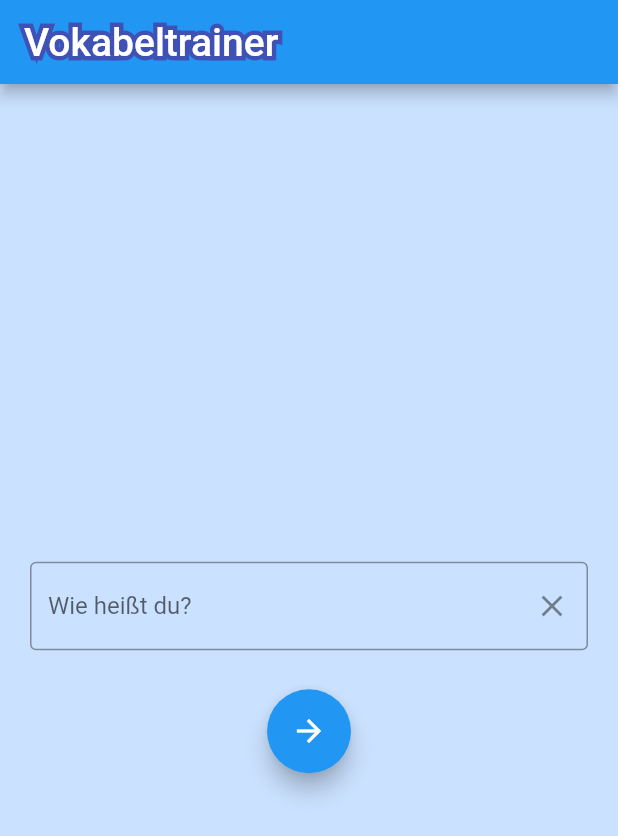
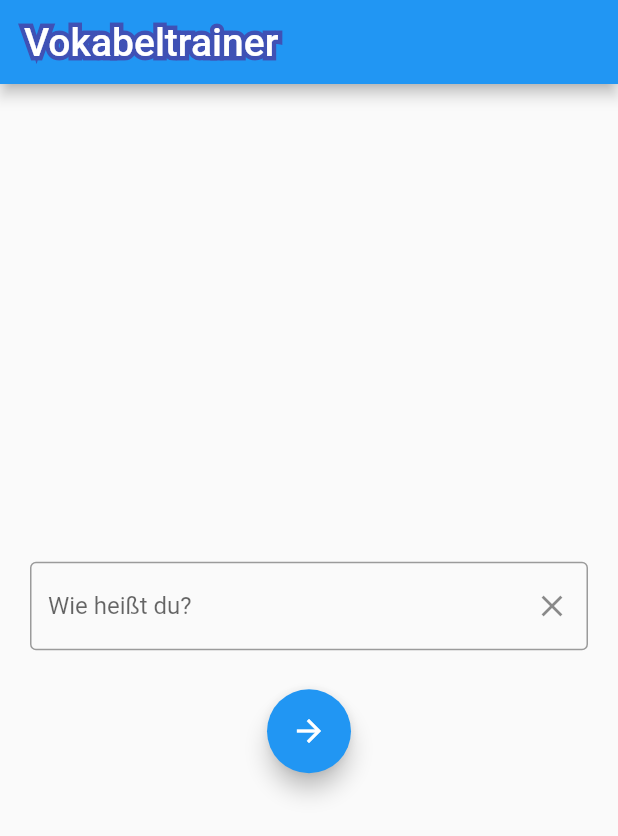
Before and after one commit to DHBW-CAS-MC/Vokabeltrainer, a Flutter app: the screen it shows after launch, on a phone screen of 412 x 824 dp. Shown: the top 836 px of the screen. Run offline on Flutter 3.47's test engine with Material 2 defaults, Android fonts, the phone set to English and light mode, and no system bars; missing offline and left inert: dart:ffi.

Commit message:
weißer Hintergrund

```diff
--- a/lib/main.dart
+++ b/lib/main.dart
@@ -125,7 +125,6 @@ class _MyAppState extends State<MyApp> {
   Widget build(BuildContext context) {
     return MaterialApp(
       home: Scaffold(
-        backgroundColor: Color.fromRGBO(202, 225, 255, 1),
         appBar: AppBar(
           title: Stack(
             children: <Widget>[
```
